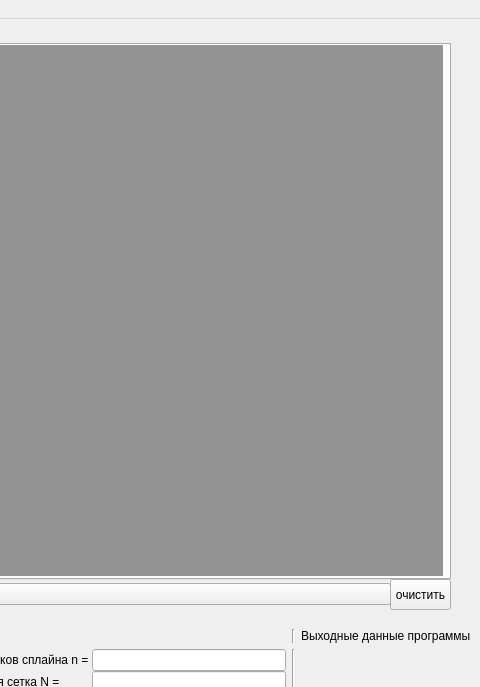
Eisim/NM_lab_spline, file UI/MainWindow.ui: the form before one commit; both pictures show x 450 to 930 and y 0 to 687 of the 930 by 990 pixel window.
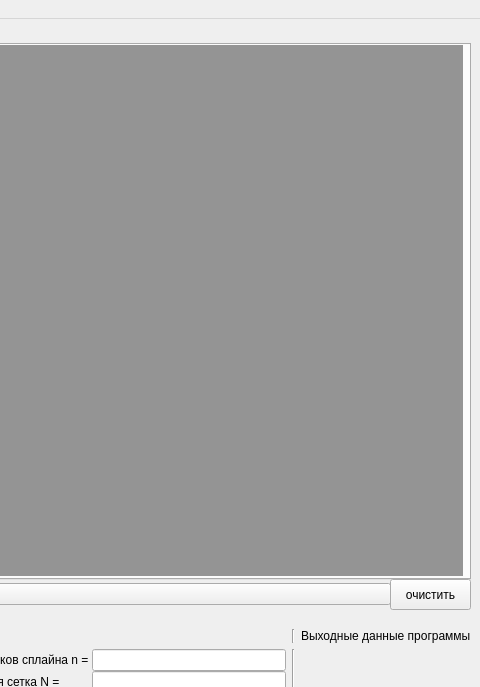
The form after the commit. The open tabs and pages were chosen to show the change.

Commit message: подравнял виджеты

```diff
--- a/UI/MainWindow.ui
+++ b/UI/MainWindow.ui
@@ -269,7 +269,7 @@
      <rect>
       <x>0</x>
       <y>0</y>
-      <width>901</width>
+      <width>921</width>
       <height>561</height>
      </rect>
     </property>
@@ -303,7 +303,7 @@
        <rect>
         <x>0</x>
         <y>0</y>
-        <width>891</width>
+        <width>911</width>
         <height>531</height>
        </rect>
       </property>
@@ -506,7 +506,7 @@
      <rect>
       <x>840</x>
       <y>560</y>
-      <width>61</width>
+      <width>81</width>
       <height>31</height>
      </rect>
     </property>
```
Left out of the diff: 4 changed lines with no effect on the pictures.
